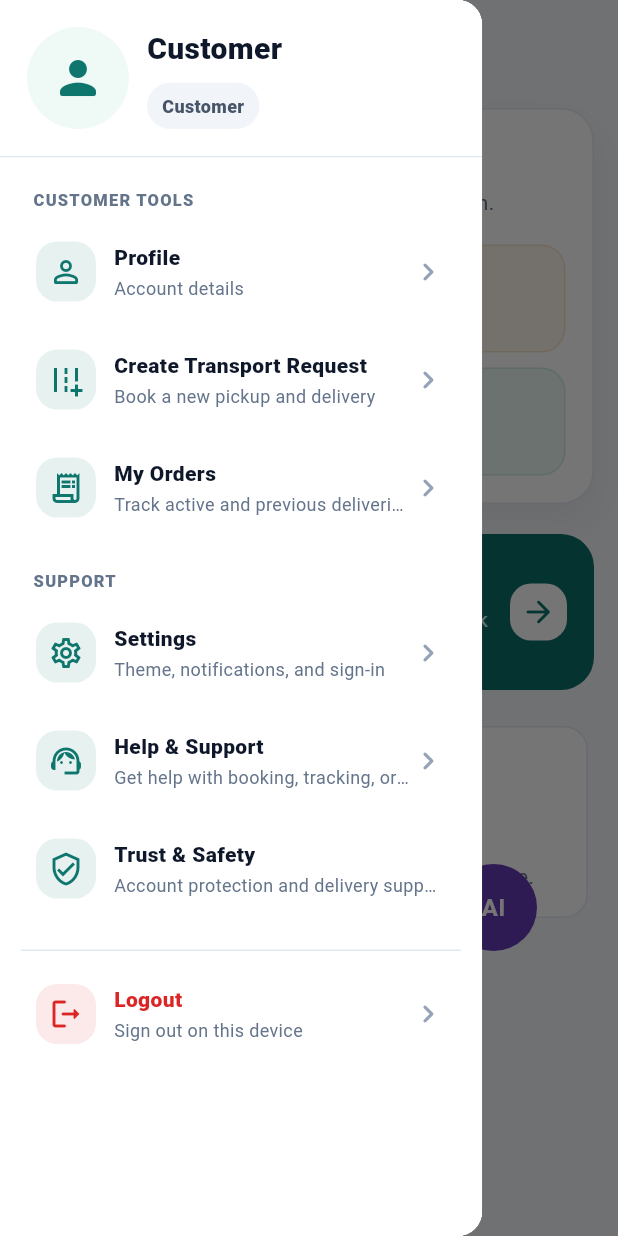
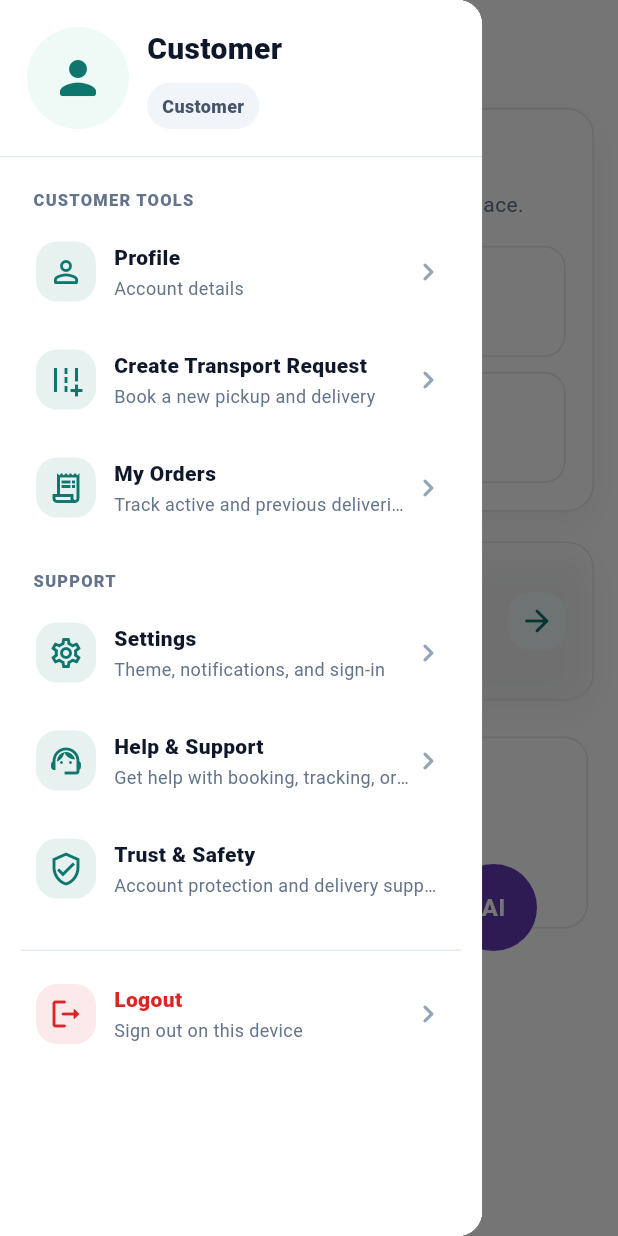
Before and after one commit to Yusufdavid411/Efata, a Flutter app: the CustomerHomeScreen screen opened by its route, with the side drawer open, on a phone screen of 412 x 824 dp. Run offline on Flutter 3.47's test engine with Material 3 defaults, Android fonts, the phone set to English and light mode, and no system bars; our stand-ins replace cloud_firestore, cloud_functions, firebase_auth, firebase_core, flutter_local_notifications, geolocator and 4 more; missing offline and left inert: google_navigation_flutter; accounts and stored records are empty; statements that could not run were skipped.

Commit message:
Polish white dashboard surfaces

```diff
--- a/lib/features/booking/customer/widgets/active_delivery_section.dart
+++ b/lib/features/booking/customer/widgets/active_delivery_section.dart
@@ -163,7 +163,7 @@ class OrderPreviewCard extends StatelessWidget {
     final current = isCurrentOrder(status);
 
     return Card(
-      color: isPrimary ? const Color(0xFFEFFDF6) : Colors.white,
+      color: Colors.white,
       child: Padding(
         padding: const EdgeInsets.all(14),
         child: Column(
--- a/lib/features/booking/customer/widgets/customer_primary_action.dart
+++ b/lib/features/booking/customer/widgets/customer_primary_action.dart
@@ -8,21 +8,34 @@ class CustomerPrimaryAction extends StatelessWidget {
   @override
   Widget build(BuildContext context) {
     return Material(
-      color: const Color(0xFF0B6F68),
-      borderRadius: BorderRadius.circular(22),
+      color: Colors.white,
+      borderRadius: BorderRadius.circular(18),
+      shadowColor: const Color(0x1A0F172A),
+      elevation: 0,
       child: InkWell(
-        borderRadius: BorderRadius.circular(22),
+        borderRadius: BorderRadius.circular(18),
         onTap: onPressed,
-        child: Padding(
+        child: Container(
           padding: const EdgeInsets.all(18),
+          decoration: BoxDecoration(
+            borderRadius: BorderRadius.circular(18),
+            border: Border.all(color: const Color(0xFFE2E8F0)),
+            boxShadow: const [
+              BoxShadow(
+                color: Color(0x0D0F172A),
+                blurRadius: 18,
+                offset: Offset(0, 8),
+              ),
+            ],
+          ),
           child: Row(
             children: [
               Container(
-                width: 54,
-                height: 54,
+                width: 56,
+                height: 56,
                 decoration: BoxDecoration(
-                  color: Colors.white.withValues(alpha: 0.16),
-                  borderRadius: BorderRadius.circular(18),
+                  color: const Color(0xFF0F766E),
+                  borderRadius: BorderRadius.circular(16),
                 ),
                 child: const Icon(
                   Icons.local_shipping_outlined,
@@ -37,15 +50,15 @@ class CustomerPrimaryAction extends StatelessWidget {
                     Text(
                       'Send goods now',
                       style: TextStyle(
-                        color: Colors.white,
+                        color: Color(0xFF0F172A),
                         fontSize: 18,
                         fontWeight: FontWeight.w900,
                       ),
                     ),
                     SizedBox(height: 4),
                     Text(
-                      'Create a delivery request and track it from pickup to drop-off.',
-                      style: TextStyle(color: Color(0xFFCCFBF1), height: 1.35),
+                      'Create a delivery request and follow it live.',
+                      style: TextStyle(color: Color(0xFF64748B), height: 1.35),
                     ),
                   ],
                 ),
@@ -55,7 +68,7 @@ class CustomerPrimaryAction extends StatelessWidget {
                 width: 38,
                 height: 38,
                 decoration: BoxDecoration(
-                  color: Colors.white,
+                  color: Color(0xFFF0FDFA),
                   borderRadius: BorderRadius.circular(14),
                 ),
                 child: const Icon(
--- a/lib/features/booking/customer/widgets/customer_summary_card.dart
+++ b/lib/features/booking/customer/widgets/customer_summary_card.dart
@@ -37,13 +37,13 @@ class CustomerSummaryCard extends StatelessWidget {
           padding: const EdgeInsets.all(18),
           decoration: BoxDecoration(
             color: Colors.white,
-            borderRadius: BorderRadius.circular(22),
+            borderRadius: BorderRadius.circular(18),
             border: Border.all(color: const Color(0xFFE2E8F0)),
             boxShadow: const [
               BoxShadow(
-                color: Color(0x120F172A),
-                blurRadius: 22,
-                offset: Offset(0, 12),
+                color: Color(0x0D0F172A),
+                blurRadius: 18,
+                offset: Offset(0, 8),
               ),
             ],
           ),
@@ -54,13 +54,13 @@ class CustomerSummaryCard extends StatelessWidget {
                 'Deliveries',
                 style: TextStyle(
                   color: Color(0xFF0F172A),
-                  fontSize: 20,
+                  fontSize: 21,
                   fontWeight: FontWeight.w900,
                 ),
               ),
               const SizedBox(height: 6),
               const Text(
-                'Track every order from request to completion.',
+                'Active requests and delivery history in one place.',
                 style: TextStyle(color: Color(0xFF64748B), height: 1.35),
               ),
               const SizedBox(height: 18),
@@ -102,15 +102,23 @@ class CustomerSummaryCard extends StatelessWidget {
   Widget _summaryItem(IconData icon, String title, int value, Color color) {
     return Expanded(
       child: Container(
-        padding: const EdgeInsets.all(14),
+        padding: const EdgeInsets.all(15),
         decoration: BoxDecoration(
-          color: color.withValues(alpha: 0.08),
-          borderRadius: BorderRadius.circular(16),
-          border: Border.all(color: color.withValues(alpha: 0.14)),
+          color: Colors.white,
+          borderRadius: BorderRadius.circular(14),
+          border: Border.all(color: const Color(0xFFE2E8F0)),
         ),
         child: Row(
           children: [
-            Icon(icon, color: color, size: 22),
+            Container(
+              width: 36,
+              height: 36,
+              decoration: BoxDecoration(
+                color: color.withValues(alpha: 0.1),
+                borderRadius: BorderRadius.circular(12),
+              ),
+              child: Icon(icon, color: color, size: 20),
+            ),
             const SizedBox(width: 10),
             Expanded(
               child: Column(
--- a/lib/main.dart
+++ b/lib/main.dart
@@ -35,9 +35,9 @@ class MyApp extends StatelessWidget {
     return ThemeData(
       brightness: Brightness.light,
       colorScheme: ColorScheme.fromSeed(seedColor: seed),
-      scaffoldBackgroundColor: const Color(0xFFF5F7FB),
+      scaffoldBackgroundColor: Colors.white,
       appBarTheme: const AppBarTheme(
-        backgroundColor: Color(0xFFF5F7FB),
+        backgroundColor: Colors.white,
         foregroundColor: Color(0xFF0F172A),
         elevation: 0,
         centerTitle: false,
```
Also changed, not shown: lib/features/driver/widgets/driver_earnings_summary.dart (+33 -24 lines), lib/features/tracking/track_delivery_screen.dart (+48 -17 lines).
